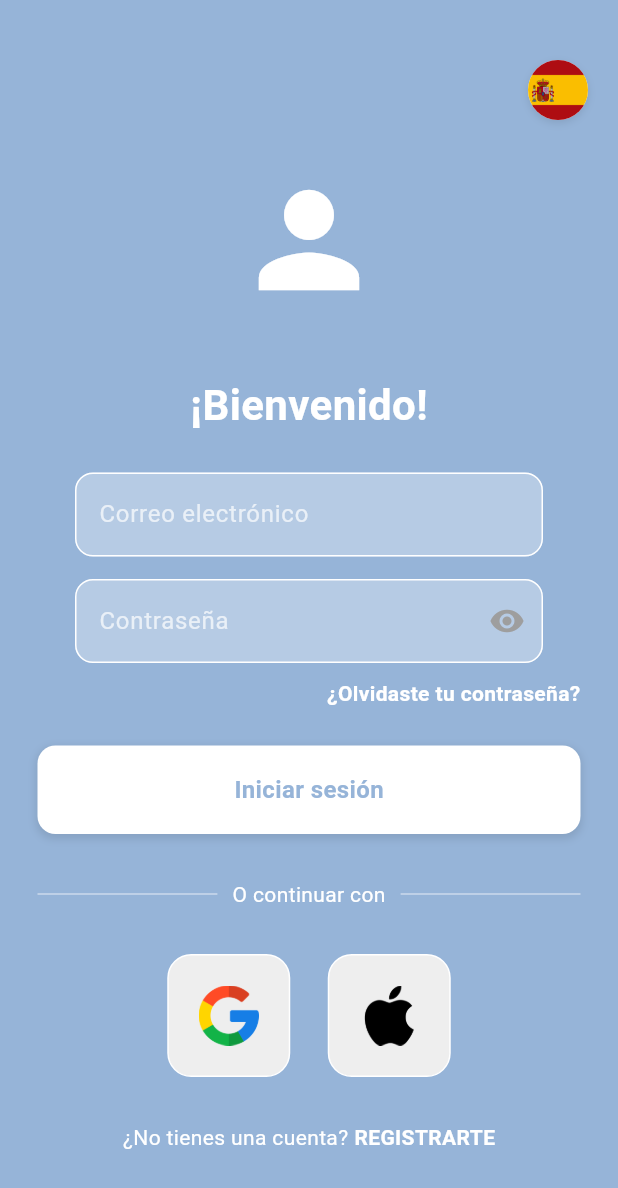
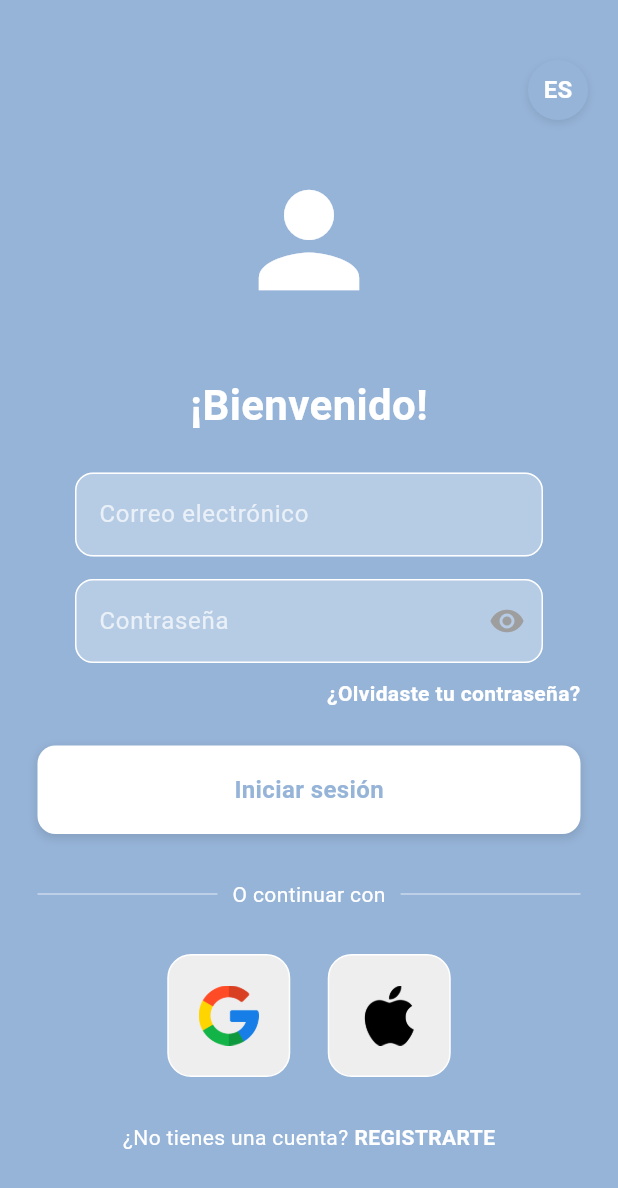
Before and after one commit to YairFJ/Flutter_App, a Flutter app: the screen it shows after launch, on a phone screen of 412 x 824 dp. Shown: the top 1188 px of the screen. Run offline on Flutter 3.47's test engine with Material 3 defaults, Android fonts, the phone set to English and light mode, and no system bars; our stand-ins replace cloud_firestore, firebase_auth, firebase_core, flutter_dotenv, google_sign_in, pdf and 3 more; missing offline and left inert: mailer, soundpool; accounts and stored records are empty.

Commit message:
Arreglo Idioma

```diff
--- a/lib/pages/login_page.dart
+++ b/lib/pages/login_page.dart
@@ -277,7 +277,7 @@ class _LoginPageState extends State<LoginPage> {
                         width: 40,
                         height: 40,
                         decoration: BoxDecoration(
-                          color: Colors.white,
+                          color: Theme.of(context).primaryColor,
                           borderRadius: BorderRadius.circular(20),
                           boxShadow: [
                             BoxShadow(
@@ -289,9 +289,15 @@ class _LoginPageState extends State<LoginPage> {
                         ),
                         child: ClipRRect(
                           borderRadius: BorderRadius.circular(20),
-                          child: Image.asset(
-                            isEnglish ? 'lib/images/British.png' : 'lib/images/Spain.png',
-                            fit: BoxFit.cover,
+                          child: Center(
+                            child: Text(
+                              isEnglish ? 'EN' : 'ES',
+                              style: TextStyle(
+                                fontSize: 16,
+                                fontWeight: FontWeight.bold,
+                                color: Colors.white,
+                              ),
+                            ),
                           ),
                         ),
                       ),
```
Also changed, not shown: lib/main.dart (+6 -4 lines).
